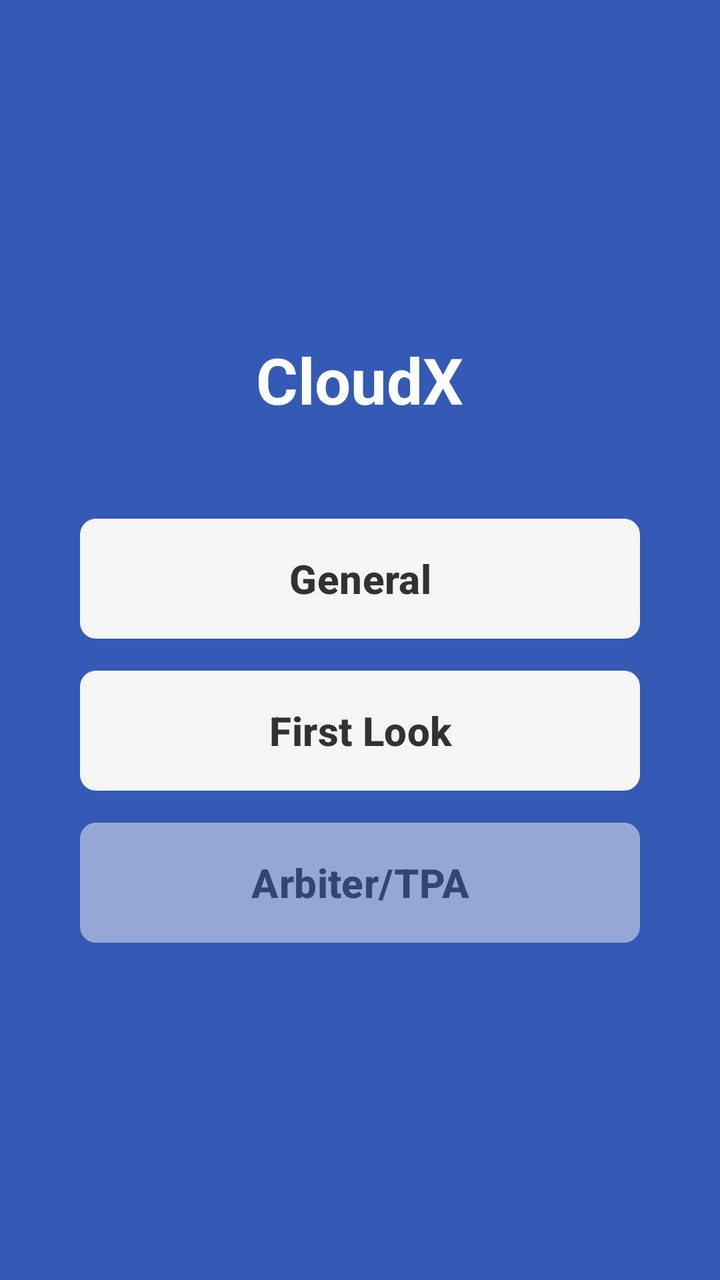
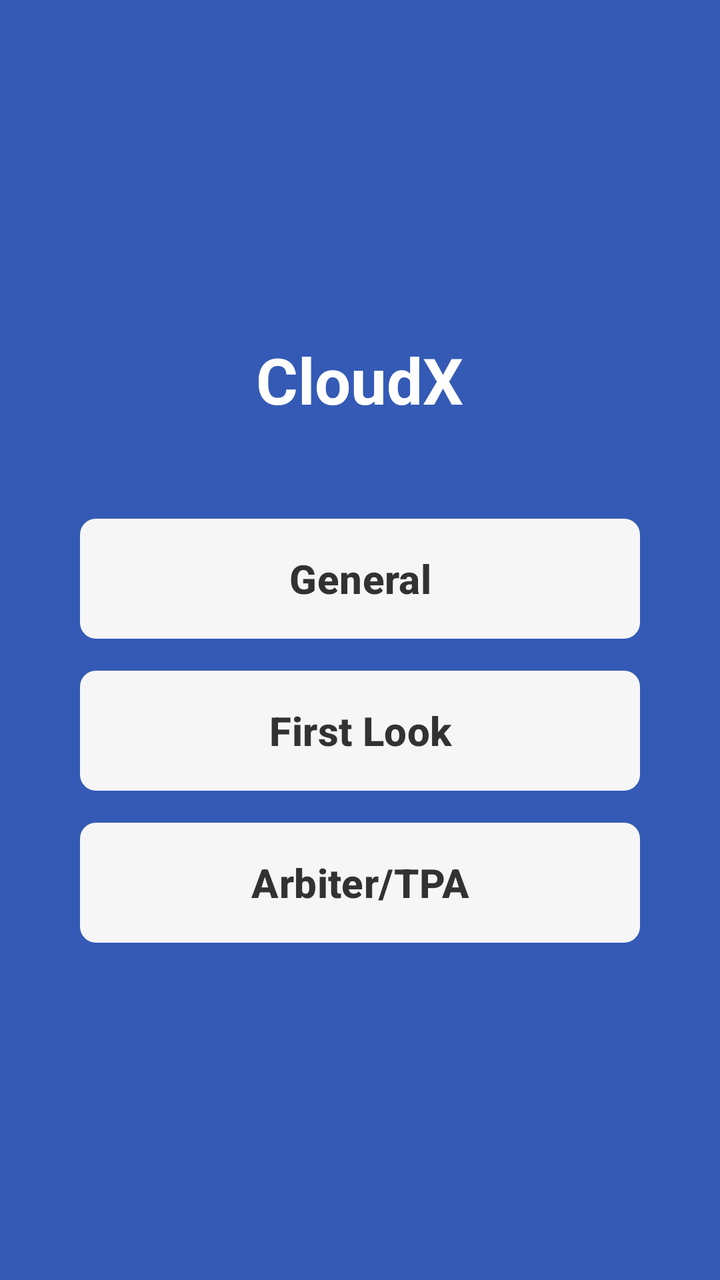

Compare the two renders of this Android layout. The source of the first and the diff that turns it into the second are given below.
<!-- AndroidManifest.xml: activity theme Theme.Cloudxsdk.Options -->
<!-- res/layout/activity_options.xml -->
<?xml version="1.0" encoding="utf-8"?>
<ScrollView xmlns:android="http://schemas.android.com/apk/res/android"
    xmlns:app="http://schemas.android.com/apk/res-auto"
    android:layout_width="match_parent"
    android:layout_height="match_parent"
    android:fitsSystemWindows="true"
    android:fillViewport="true">

    <LinearLayout
        android:layout_width="match_parent"
        android:layout_height="wrap_content"
        android:gravity="center"
        android:orientation="vertical"
        android:padding="24dp">

        <TextView
            android:id="@+id/options_title"
            android:layout_width="wrap_content"
            android:layout_height="wrap_content"
            android:layout_marginBottom="48dp"
            android:text="@string/options_title"
            android:textColor="@android:color/white"
            android:textSize="32sp"
            android:textStyle="bold" />

        <androidx.constraintlayout.widget.ConstraintLayout
            android:layout_width="match_parent"
            android:layout_height="wrap_content">

            <LinearLayout
                android:layout_width="0dp"
                android:layout_height="wrap_content"
                android:orientation="vertical"
                app:layout_constraintWidth_max="280dp"
                app:layout_constraintTop_toTopOf="parent"
                app:layout_constraintStart_toStartOf="parent"
                app:layout_constraintEnd_toEndOf="parent">

                <com.google.android.material.button.MaterialButton
                    android:id="@+id/btn_general"
                    style="@style/Widget.Material3.Button"
                    android:layout_width="match_parent"
                    android:layout_height="wrap_content"
                    android:minHeight="60dp"
                    android:insetTop="0dp"
                    android:insetBottom="0dp"
                    android:singleLine="false"
                    android:text="@string/options_general"
                    android:textColor="@color/options_button_text"
                    android:textSize="20sp"
                    android:textStyle="bold"
                    app:backgroundTint="@color/options_button"
                    app:cornerRadius="8dp" />

                <com.google.android.material.button.MaterialButton
                    android:id="@+id/btn_first_look"
                    style="@style/Widget.Material3.Button"
                    android:layout_width="match_parent"
                    android:layout_height="wrap_content"
                    android:minHeight="60dp"
                    android:layout_marginTop="16dp"
                    android:insetTop="0dp"
                    android:insetBottom="0dp"
                    android:singleLine="false"
                    android:text="@string/options_first_look"
                    android:textColor="@color/options_button_text"
                    android:textSize="20sp"
                    android:textStyle="bold"
                    app:backgroundTint="@color/options_button"
                    app:cornerRadius="8dp" />

                <com.google.android.material.button.MaterialButton
                    android:id="@+id/btn_arbiter_tpa"
                    style="@style/Widget.Material3.Button"
                    android:layout_width="match_parent"
                    android:layout_height="wrap_content"
                    android:minHeight="60dp"
                    android:layout_marginTop="16dp"
                    android:insetTop="0dp"
                    android:insetBottom="0dp"
                    android:singleLine="false"
                    android:alpha="0.5"
                    android:enabled="false"
                    android:text="@string/options_arbiter_tpa"
                    android:textColor="@color/options_button_text"
                    android:textSize="20sp"
                    android:textStyle="bold"
                    app:backgroundTint="@color/options_button"
                    app:cornerRadius="8dp" />
            </LinearLayout>
        </androidx.constraintlayout.widget.ConstraintLayout>
    </LinearLayout>
</ScrollView>
<!-- resources referenced by this layout -->
<resources>
  <color name="options_button">#F6F6F6</color>
  <color name="options_button_text">#323232</color>
  <string name="options_arbiter_tpa">Arbiter/TPA</string>
  <string name="options_first_look">First Look</string>
  <string name="options_general">General</string>
  <string name="options_title">CloudX</string>
  <style name="Theme.Cloudxsdk.Options">
          <item name="android:windowBackground">@color/options_background</item>
          <item name="android:statusBarColor">@color/options_background</item>
          <item name="android:navigationBarColor">@color/options_background</item>
          <item name="android:windowLightStatusBar">false</item>
          <item name="android:windowLightNavigationBar" tools:targetApi="27">false</item>
          <item name="android:enforceStatusBarContrast" tools:targetApi="29">false</item>
      </style>
  <color name="options_background">#345AB5</color>
</resources>

<!-- the commit's change to res/layout/activity_options.xml (unified diff, before → after) -->
@@ -79,8 +79,6 @@
                     android:insetTop="0dp"
                     android:insetBottom="0dp"
                     android:singleLine="false"
-                    android:alpha="0.5"
-                    android:enabled="false"
                     android:text="@string/options_arbiter_tpa"
                     android:textColor="@color/options_button_text"
                     android:textSize="20sp"
